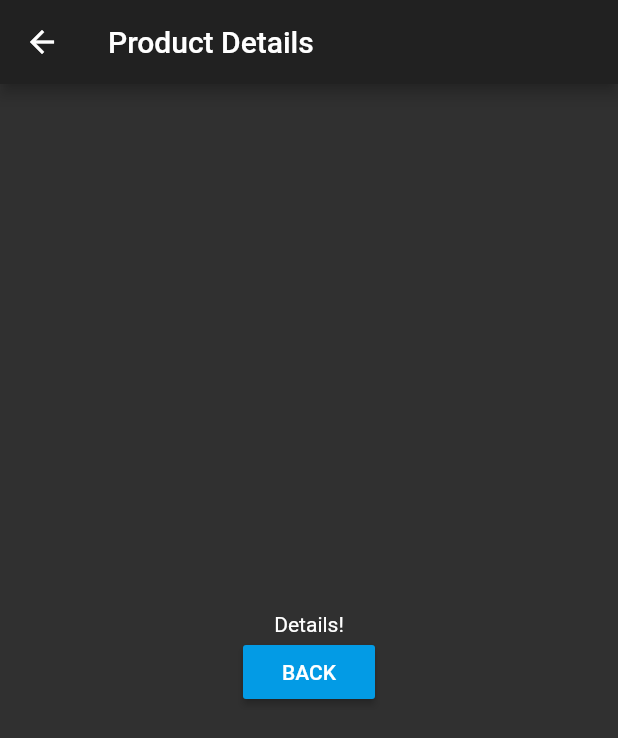
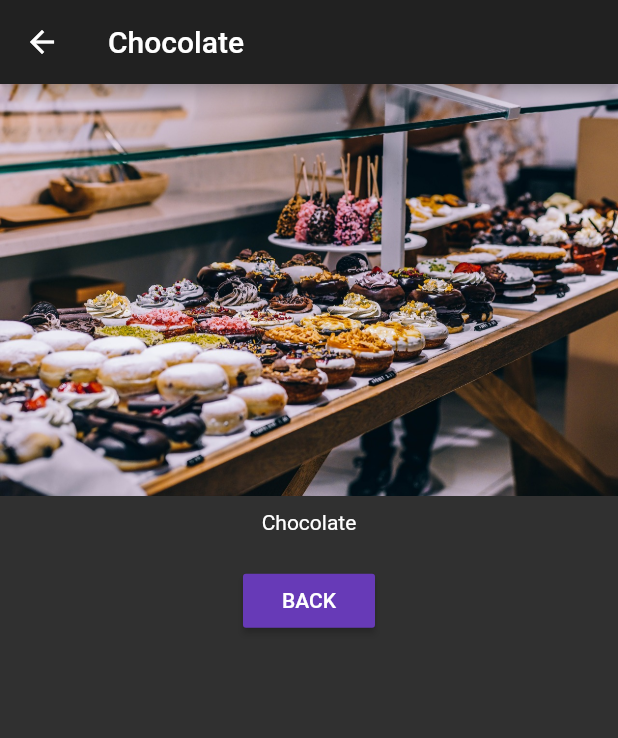
Before and after one commit to franaragm/mythings, a Flutter app: the screen it shows after launch, after a tap on "Add Product", after a tap on "Details", on a phone screen of 412 x 824 dp. Shown: the top 738 px of the screen. Run offline on Flutter 3.47's test engine with Material 2 defaults, Android fonts, the phone set to English and light mode, and no system bars.

Commit message:
section 6 (70) pass data from page A to B

```diff
--- a/lib/pages/product.dart
+++ b/lib/pages/product.dart
@@ -1,22 +1,36 @@
 import 'package:flutter/material.dart';
 
 class ProductPage extends StatelessWidget {
+  final String title;
+  final String imageUrl;
+
+  ProductPage(this.title, this.imageUrl);
+
   @override
   Widget build(BuildContext context) {
     // TODO: implement build
     return Scaffold(
       appBar: AppBar(
-        title: Text('Product Details'),
+        title: Text(title),
       ),
       body: Center(
         child: Column(
-          mainAxisAlignment: MainAxisAlignment.center,
+          crossAxisAlignment: CrossAxisAlignment.center,
           children: <Widget>[
-            Text('Details!'),
-            RaisedButton(
-              child: Text('BACK'),
-              onPressed: () => Navigator.pop(context),
-            )
+            Image.asset(imageUrl),
+            Container(
+              padding: EdgeInsets.all(10.0),
+              child: Text(title),
+            ),
+            Container(
+              padding: EdgeInsets.all(10.0),
+              child: RaisedButton(
+                color: Theme.of(context).accentColor,
+                child: Text('BACK'),
+                onPressed: () => Navigator.pop(context),
+              ),
+            ),
+
           ],
         ),
       )
--- a/lib/product_control.dart
+++ b/lib/product_control.dart
@@ -12,7 +12,7 @@ class ProductControl extends StatelessWidget {
     return RaisedButton(
       color: Theme.of(context).primaryColor,
       onPressed: () {
-        addProduct('Sweets');
+        addProduct({'title': 'Chocolate', 'image': 'assets/food.jpg'});
       },
       child: Text('Add Product'),
     );
--- a/lib/product_manager.dart
+++ b/lib/product_manager.dart
@@ -9,7 +9,7 @@ import 'package:mythings/product_control.dart';
 // build del State. Los campos en una subclase Widget siempre se marcan como "final".
 class ProductManager extends StatefulWidget {
   // Los campos en una subclase de Widgets siempre están marcados como "final".
-  final String startingProduct;
+  final Map<String, String> startingProduct;
 
   // constructor
   ProductManager({this.startingProduct}) {
@@ -29,7 +29,7 @@ class ProductManager extends StatefulWidget {
 }
 
 class _ProductManagerState extends State<ProductManager> {
-  List<String> _products = [];
+  List<Map<String, String>> _products = [];
 
   @override
   void initState() {
@@ -46,7 +46,7 @@ class _ProductManagerState extends State<ProductManager> {
     super.didUpdateWidget(oldWidget);
   }
 
-  void _addProduct(String product) {
+  void _addProduct(Map<String, dynamic> product) {
     // Cuando un usuario pulsa el boton se añade un producto, necesitamos cambiar _products
     // dentro de una llamada setState para activar un rebuild. El framework entonces llama a
     // build (que renderiza el listado de productos) que actualiza la apariencia visual de la aplicación.
--- a/lib/products.dart
+++ b/lib/products.dart
@@ -3,7 +3,7 @@ import 'package:flutter/material.dart';
 import 'package:mythings/pages/product.dart';
 
 class Products extends StatelessWidget {
-  final List<String> products;
+  final List<Map<String, String>> products;
 
   Products([this.products = const []]) {
     print('[Products Widget] Constructor');
@@ -13,8 +13,8 @@ class Products extends StatelessWidget {
     return Card(
       child: Column(
         children: <Widget>[
-          Image.asset('assets/food.jpg'),
-          Text(products[index]),
+          Image.asset(products[index]['image']),
+          Text(products[index]['title']),
           ButtonBar(
             alignment: MainAxisAlignment.center,
             children: <Widget>[
@@ -23,7 +23,8 @@ class Products extends StatelessWidget {
                 onPressed: () => Navigator.push(
                       context,
                       MaterialPageRoute(
-                        builder: (BuildContext context) => ProductPage(),
+                        builder: (BuildContext context) => ProductPage(
+                            products[index]['title'], products[index]['image']),
                       ),
                     ),
               )
```
